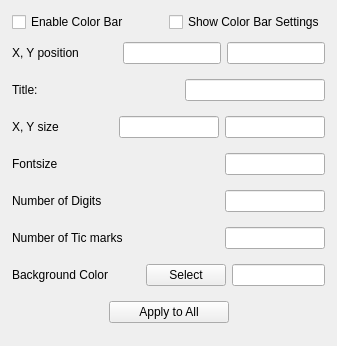
Old version of the form apps/vaporgui/ColorbarWidgetGUI.ui in the repository StasJ/vapor-formatted.
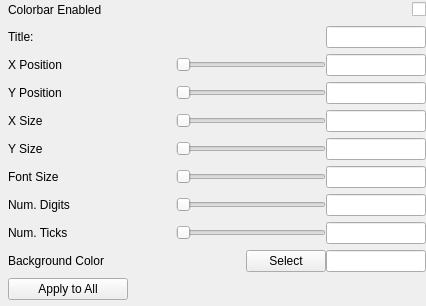
New version of the form.

Diff of the .ui file:
```diff
--- a/apps/vaporgui/ColorbarWidgetGUI.ui
+++ b/apps/vaporgui/ColorbarWidgetGUI.ui
@@ -1,24 +1,39 @@
 <?xml version="1.0" encoding="UTF-8"?>
 <ui version="4.0">
- <class>ColorbarFrame</class>
- <widget class="QWidget" name="ColorbarFrame">
+ <class>ColorbarWidgetGUI</class>
+ <widget class="QWidget" name="ColorbarWidgetGUI">
   <property name="geometry">
    <rect>
     <x>0</x>
     <y>0</y>
-    <width>337</width>
-    <height>346</height>
+    <width>426</width>
+    <height>306</height>
    </rect>
   </property>
   <property name="windowTitle">
    <string>Form</string>
   </property>
   <layout class="QVBoxLayout" name="verticalLayout_2">
+   <property name="spacing">
+    <number>0</number>
+   </property>
+   <property name="leftMargin">
+    <number>8</number>
+   </property>
+   <property name="topMargin">
+    <number>0</number>
+   </property>
+   <property name="rightMargin">
+    <number>0</number>
+   </property>
+   <property name="bottomMargin">
+    <number>0</number>
+   </property>
    <item>
     <widget class="QFrame" name="ColorBarFrame">
      <property name="maximumSize">
       <size>
-       <width>325</width>
+       <width>16777215</width>
        <height>16777215</height>
       </size>
      </property>
@@ -30,28 +45,31 @@
      </property>
      <layout class="QVBoxLayout" name="verticalLayout">
       <property name="spacing">
-       <number>1</number>
+       <number>0</number>
       </property>
       <property name="leftMargin">
-       <number>1</number>
+       <number>0</number>
       </property>
       <property name="topMargin">
-       <number>1</number>
+       <number>0</number>
       </property>
       <property name="rightMargin">
-       <number>1</number>
+       <number>0</number>
       </property>
       <property name="bottomMargin">
-       <number>1</number>
+       <number>0</number>
       </property>
       <item>
        <layout class="QVBoxLayout" name="verticalLayout_5">
+        <property name="spacing">
+         <number>0</number>
+        </property>
         <item>
          <layout class="QHBoxLayout" name="horizontalLayout_10">
           <item>
-           <widget class="QCheckBox" name="colorbarEnableCheckbox">
+           <widget class="QLabel" name="label_4">
             <property name="text">
-             <string>Enable Color Bar</string>
+             <string>Colorbar Enabled</string>
             </property>
            </widget>
           </item>
@@ -69,9 +87,9 @@
            </spacer>
           </item>
           <item>
-           <widget class="QCheckBox" name="colorbarShowSettingsCheckbox">
+           <widget class="QCheckBox" name="colorbarEnableCheckbox">
             <property name="text">
-             <string>Show Color Bar Settings</string>
+             <string/>
             </property>
            </widget>
           </item>
@@ -100,56 +118,9 @@
            </property>
            <item>
             <layout class="QVBoxLayout" name="verticalLayout_6">
-             <item>
-              <layout class="QHBoxLayout" name="horizontalLayout_3">
-               <item>
-                <widget class="QLabel" name="label">
-                 <property name="text">
-                  <string>X, Y position</string>
-                 </property>
-                </widget>
-               </item>
-               <item>
-                <spacer name="horizontalSpacer_2">
-                 <property name="orientation">
-                  <enum>Qt::Horizontal</enum>
-                 </property>
-                 <property name="sizeHint" stdset="0">
-                  <size>
-                   <width>40</width>
-                   <height>20</height>
-                  </size>
-                 </property>
-                </spacer>
-               </item>
-               <item>
-                <widget class="QLineEdit" name="colorbarXposEdit">
-                 <property name="maximumSize">
-                  <size>
-                   <width>100</width>
-                   <height>16777215</height>
-                  </size>
-                 </property>
-                 <property name="alignment">
-                  <set>Qt::AlignCenter</set>
-                 </property>
-                </widget>
-               </item>
-               <item>
-                <widget class="QLineEdit" name="colorbarYposEdit">
-                 <property name="maximumSize">
-                  <size>
-                   <width>100</width>
-                   <height>16777215</height>
-                  </size>
-                 </property>
-                 <property name="alignment">
-                  <set>Qt::AlignCenter</set>
-                 </property>
-                </widget>
-               </item>
-              </layout>
-             </item>
+             <property name="spacing">
+              <number>0</number>
+             </property>
              <item>
               <layout class="QHBoxLayout" name="horizontalLayout_4">
                <item>
@@ -176,7 +147,107 @@
                 <widget class="QLineEdit" name="colorbarTitleEdit">
                  <property name="maximumSize">
                   <size>
-                   <width>200</width>
+                   <width>100</width>
+                   <height>16777215</height>
+                  </size>
+                 </property>
+                 <property name="alignment">
+                  <set>Qt::AlignCenter</set>
+                 </property>
+                </widget>
+               </item>
+              </layout>
+             </item>
+             <item>
+              <layout class="QHBoxLayout" name="horizontalLayout_3">
+               <item>
+                <widget class="QLabel" name="label">
+                 <property name="text">
+                  <string>X Position</string>
+                 </property>
+                </widget>
+               </item>
+               <item>
+                <spacer name="horizontalSpacer_2">
+                 <property name="orientation">
+                  <enum>Qt::Horizontal</enum>
+                 </property>
+                 <property name="sizeHint" stdset="0">
+                  <size>
+                   <width>40</width>
+                   <height>20</height>
+                  </size>
+                 </property>
+                </spacer>
+               </item>
+               <item>
+                <widget class="QSlider" name="xPosSlider">
+                 <property name="minimumSize">
+                  <size>
+                   <width>150</width>
+                   <height>0</height>
+                  </size>
+                 </property>
+                 <property name="orientation">
+                  <enum>Qt::Horizontal</enum>
+                 </property>
+                </widget>
+               </item>
+               <item>
+                <widget class="QLineEdit" name="colorbarXposEdit">
+                 <property name="maximumSize">
+                  <size>
+                   <width>100</width>
+                   <height>16777215</height>
+                  </size>
+                 </property>
+                 <property name="alignment">
+                  <set>Qt::AlignCenter</set>
+                 </property>
+                </widget>
+               </item>
+              </layout>
+             </item>
+             <item>
+              <layout class="QHBoxLayout" name="horizontalLayout">
+               <item>
+                <widget class="QLabel" name="label_5">
+                 <property name="text">
+                  <string>Y Position</string>
+                 </property>
+                </widget>
+               </item>
+               <item>
+                <spacer name="horizontalSpacer">
+                 <property name="orientation">
+                  <enum>Qt::Horizontal</enum>
+                 </property>
+                 <property name="sizeHint" stdset="0">
+                  <size>
+                   <width>40</width>
+                   <height>20</height>
+                  </size>
+                 </property>
+                </spacer>
+               </item>
+               <item>
+                <widget class="QSlider" name="yPosSlider">
+                 <property name="minimumSize">
+                  <size>
+                   <width>150</width>
+                   <height>0</height>
+                  </size>
+                 </property>
+                 <property name="orientation">
+                  <enum>Qt::Horizontal</enum>
+                 </property>
+                </widget>
+               </item>
+               <item>
+                <widget class="QLineEdit" name="colorbarYposEdit">
+                 <property name="maximumSize">
+                  <size>
+                   <width>100</width>
                    <height>16777215</height>
                   </size>
                  </property>
@@ -192,7 +263,7 @@
                <item>
                 <widget class="QLabel" name="label_7">
                  <property name="text">
-                  <string>X, Y size</string>
+                  <string>X Size</string>
                  </property>
                 </widget>
                </item>
@@ -209,6 +280,19 @@
                  </property>
                 </spacer>
                </item>
+               <item>
+                <widget class="QSlider" name="xSizeSlider">
+                 <property name="minimumSize">
+                  <size>
+                   <width>150</width>
+                   <height>0</height>
+                  </size>
+                 </property>
+                 <property name="orientation">
+                  <enum>Qt::Horizontal</enum>
+                 </property>
+                </widget>
+               </item>
                <item>
                 <widget class="QLineEdit" name="colorbarXsizeEdit">
                  <property name="maximumSize">
@@ -222,6 +306,43 @@
                  </property>
                 </widget>
                </item>
+              </layout>
+             </item>
+             <item>
+              <layout class="QHBoxLayout" name="horizontalLayout_2">
+               <item>
+                <widget class="QLabel" name="label_10">
+                 <property name="text">
+                  <string>Y Size</string>
+                 </property>
+                </widget>
+               </item>
+               <item>
+                <spacer name="horizontalSpacer_3">
+                 <property name="orientation">
+                  <enum>Qt::Horizontal</enum>
+                 </property>
+                 <property name="sizeHint" stdset="0">
+                  <size>
+                   <width>40</width>
+                   <height>20</height>
+                  </size>
+                 </property>
+                </spacer>
+               </item>
+               <item>
+                <widget class="QSlider" name="ySizeSlider">
+                 <property name="minimumSize">
+                  <size>
+                   <width>150</width>
+                   <height>0</height>
+                  </size>
+                 </property>
+                 <property name="orientation">
+                  <enum>Qt::Horizontal</enum>
+                 </property>
+                </widget>
+               </item>
                <item>
                 <widget class="QLineEdit" name="colorbarYsizeEdit">
                  <property name="maximumSize">
@@ -242,7 +363,7 @@
                <item>
                 <widget class="QLabel" name="label_2">
                  <property name="text">
-                  <string>Fontsize</string>
+                  <string>Font Size</string>
                  </property>
                 </widget>
                </item>
@@ -259,6 +380,19 @@
                  </property>
                 </spacer>
                </item>
+               <item>
+                <widget class="QSlider" name="fontSizeSlider">
+                 <property name="minimumSize">
+                  <size>
+                   <width>150</width>
+                   <height>0</height>
+                  </size>
+                 </property>
+                 <property name="orientation">
+                  <enum>Qt::Horizontal</enum>
+                 </property>
+                </widget>
+               </item>
                <item>
                 <widget class="QLineEdit" name="colorbarFontsizeEdit">
                  <property name="maximumSize">
@@ -279,7 +413,7 @@
                <item>
                 <widget class="QLabel" name="label_3">
                  <property name="text">
-                  <string>Number of Digits</string>
+                  <string>Num. Digits</string>
                  </property>
                 </widget>
                </item>
@@ -296,6 +430,19 @@
                  </property>
                 </spacer>
                </item>
+               <item>
+                <widget class="QSlider" name="numDigitsSlider">
+                 <property name="minimumSize">
+                  <size>
+                   <width>150</width>
+                   <height>0</height>
+                  </size>
+                 </property>
+                 <property name="orientation">
+                  <enum>Qt::Horizontal</enum>
+                 </property>
+                </widget>
+               </item>
                <item>
                 <widget class="QLineEdit" name="colorbarDigitsEdit">
                  <property name="maximumSize">
@@ -316,7 +463,7 @@
                <item>
                 <widget class="QLabel" name="label_8">
                  <property name="text">
-                  <string>Number of Tic marks</string>
+                  <string>Num. Ticks</string>
                  </property>
                 </widget>
                </item>
@@ -333,6 +480,19 @@
                  </property>
                 </spacer>
                </item>
+               <item>
+                <widget class="QSlider" name="numTicksSlider">
+                 <property name="minimumSize">
+                  <size>
+                   <width>150</width>
+                   <height>0</height>
+                  </size>
+                 </property>
+                 <property name="orientation">
+                  <enum>Qt::Horizontal</enum>
+                 </property>
+                </widget>
+               </item>
                <item>
                 <widget class="QLineEdit" name="colorbarNumTicsEdit">
                  <property name="maximumSize">
@@ -397,19 +557,9 @@
              </item>
              <item>
               <layout class="QHBoxLayout" name="horizontalLayout_14">
-               <item>
-                <spacer name="horizontalSpacer_12">
-                 <property name="orientation">
-                  <enum>Qt::Horizontal</enum>
-                 </property>
-                 <property name="sizeHint" stdset="0">
-                  <size>
-                   <width>40</width>
-                   <height>20</height>
-                  </size>
-                 </property>
-                </spacer>
-               </item>
+               <property name="spacing">
+                <number>0</number>
+               </property>
                <item>
                 <widget class="QPushButton" name="colorbarApplyAllButton">
                  <property name="minimumSize">
```
